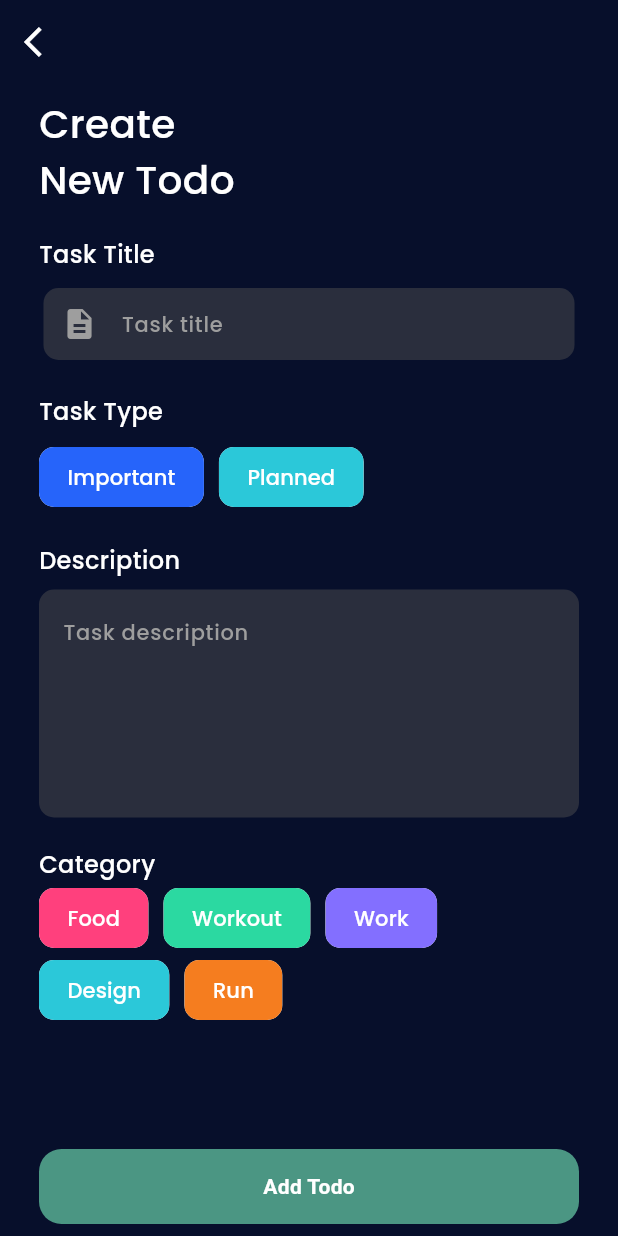
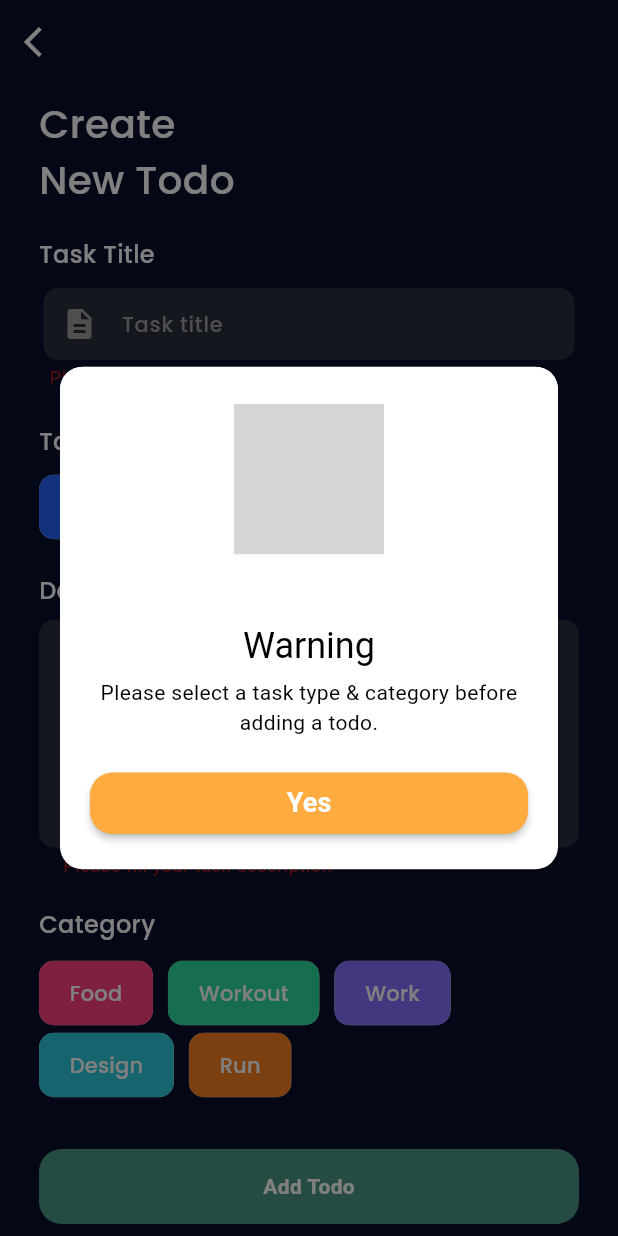
Before and after one commit to yudhiazhr/todo-app-v1-with-firebase, a Flutter app: the HomePage screen opened directly, item 2 of the bottom bar chosen, after a tap on "Add Todo", on a phone screen of 412 x 824 dp. Run offline on Flutter 3.47's test engine with Material 3 defaults, Android fonts, the phone set to English and light mode, and no system bars; our stand-ins replace cloud_firestore, firebase_auth, firebase_core, flutter_secure_storage, flutter_svg, get and 2 more; missing offline and left inert: otp_text_field_v2; accounts and stored records are empty; generated files the repository leaves out were written again; grey boxes are pictures that could not be loaded.

Commit message:
feat: add function add data to firebase and read data from firebase

```diff
--- a/lib/main.dart
+++ b/lib/main.dart
@@ -1,7 +1,6 @@
 import 'package:firebase_core/firebase_core.dart';
 import 'package:flutter/material.dart';
 import 'package:get/get.dart';
-import 'package:todo_app_firebase/pages/add-todo-page.dart';
 import 'package:todo_app_firebase/pages/auth/login-page.dart';
 import 'package:todo_app_firebase/pages/home-page.dart';
 import 'package:todo_app_firebase/services/auth-services.dart';
--- a/lib/pages/add-todo-page.dart
+++ b/lib/pages/add-todo-page.dart
@@ -1,5 +1,7 @@
+import 'package:cloud_firestore/cloud_firestore.dart';
 import 'package:flutter/material.dart';
 import 'package:get/get.dart';
+import 'package:quickalert/quickalert.dart';
 import 'package:todo_app_firebase/pages/home-page.dart';
 
 class AddTodoPage extends StatefulWidget {
@@ -10,6 +12,12 @@ class AddTodoPage extends StatefulWidget {
 }
 
 class _AddTodoPageState extends State<AddTodoPage> {
+  final _formKey = GlobalKey<FormState>();
+  TextEditingController _titleController = TextEditingController();
+  TextEditingController _descriptionController = TextEditingController();
+  String type = "";
+  String category = "";
+
   @override
   Widget build(BuildContext context) {
     return Scaffold(
@@ -32,6 +40,8 @@ class _AddTodoPageState extends State<AddTodoPage> {
       body: Padding(
         padding: const EdgeInsets.symmetric(horizontal: 26, vertical: 8),
         child: SingleChildScrollView(
+          child: Form(
+            key: _formKey,
             child: Column(
               crossAxisAlignment: CrossAxisAlignment.start,
               children: [
@@ -54,34 +64,27 @@ class _AddTodoPageState extends State<AddTodoPage> {
                 SizedBox(
                   height: 8,
                 ),
-              /* Search box */
                 Container(
                   decoration: BoxDecoration(
                     borderRadius: BorderRadius.circular(10),
                   ),
                   child: Padding(
                     padding: EdgeInsets.all(3),
-                  child: TextField(
-                    /* controller: searchController, */
-                    onSubmitted: (value) {
-                      /* _performSearch(); */
-                    },
+                    child: TextFormField(
+                      style: TextStyle(color: Colors.white),
+                      controller: _titleController,
+                      validator: (value) =>
+                          value == "" ? "Please fill your task title" : null,
                       decoration: InputDecoration(
                         hintText: 'Task title',
                         hintStyle: TextStyle(
                             fontFamily: "Poppins",
                             fontSize: 14,
                             color: Colors.grey),
-                      prefixIcon: IconButton(
-                          onPressed: () {
-                            /* Get.to(() => SearchAllScreen(
-                                              typedKeyWords:
-                                                  searchController.text)); */
-                          },
-                          icon: Icon(
+                        prefixIcon:Icon(
                               Icons.description,
                               color: Colors.grey,
-                          )),
+                            ),
                         focusedBorder: OutlineInputBorder(
                           borderRadius: BorderRadius.circular(10),
                           borderSide: BorderSide(
@@ -97,7 +100,6 @@ class _AddTodoPageState extends State<AddTodoPage> {
                     ),
                   ),
                 ),
-              /* Search box end */
                 SizedBox(
                   height: 20,
                 ),
@@ -111,11 +113,11 @@ class _AddTodoPageState extends State<AddTodoPage> {
                 ),
                 Row(
                   children: [
-                  chipData("Important", 0xff2664fa),
+                    taskSelected("Important", 0xff2664fa),
                     SizedBox(
                       width: 10,
                     ),
-                  chipData("Planned", 0xff2bc8d9),
+                    taskSelected("Planned", 0xff2bc8d9),
                   ],
                 ),
                 SizedBox(
@@ -130,13 +132,16 @@ class _AddTodoPageState extends State<AddTodoPage> {
                   height: 8,
                 ),
                 TextFormField(
-                /* controller: streetAddressEditingController, */
+                  style: TextStyle(color: Colors.white),
+                  controller: _descriptionController,
                   decoration: InputDecoration(
                     filled: true,
                     fillColor: Color(0xff2a2e3d),
                     labelText: "Task description",
                     labelStyle: TextStyle(
-                      fontFamily: "Poppins", color: Colors.grey, fontSize: 14),
+                        fontFamily: "Poppins",
+                        color: Colors.grey,
+                        fontSize: 14),
                     alignLabelWithHint: true,
                     focusedBorder: OutlineInputBorder(
                       borderRadius: BorderRadius.circular(10),
@@ -152,9 +157,6 @@ class _AddTodoPageState extends State<AddTodoPage> {
                   keyboardType: TextInputType.multiline,
                   validator: (value) =>
                       value == "" ? "Please fill your task description" : null,
-                onSaved: (value) {
-                  /*  streetAddressEditingController.text = value!; */
-                },
                 ),
                 SizedBox(
                   height: 20,
@@ -164,25 +166,28 @@ class _AddTodoPageState extends State<AddTodoPage> {
                   style: TextStyle(
                       fontFamily: "Poppins", color: Colors.white, fontSize: 16),
                 ),
+                SizedBox(
+                  height: 10,
+                ),
                 Wrap(
                   children: [
-                  chipData("Food", 0xffFF407D),
+                    categories("Food", 0xffFF407D),
                     SizedBox(
                       width: 10,
                     ),
-                  chipData("Workout", 0xff2bd9a1),
+                    categories("Workout", 0xff2bd9a1),
                     SizedBox(
                       width: 10,
                     ),
-                  chipData("Work", 0xff836FFF),
+                    categories("Work", 0xff836FFF),
                     SizedBox(
                       width: 10,
                     ),
-                  chipData("Design", 0xff2bc8d9),
+                    categories("Design", 0xff2bc8d9),
                     SizedBox(
                       width: 10,
                     ),
-                  chipData("Run", 0xffF57D1F),
+                    categories("Run", 0xffF57D1F),
                     SizedBox(
                       width: 10,
                     ),
@@ -192,10 +197,41 @@ class _AddTodoPageState extends State<AddTodoPage> {
             ),
           ),
         ),
+      ),
       bottomNavigationBar: Padding(
         padding: const EdgeInsets.symmetric(horizontal: 26, vertical: 8),
         child: InkWell(
-          onTap: () {},
+          onTap: () async {
+            if (_formKey.currentState!.validate() &&
+                type.isNotEmpty &&
+                category.isNotEmpty) {
+              FirebaseFirestore.instance.collection("Todo").add({
+                "title": _titleController.text,
+                "task": type,
+                "category": category,
+                "description": _descriptionController.text
+              });
+              await QuickAlert.show(
+                context: context,
+                type: QuickAlertType.success,
+                text: 'Task success add to list',
+                confirmBtnColor: Color.fromARGB(255, 75, 150, 131),
+              );
+              Get.off(() => HomePage());
+            } else {
+              QuickAlert.show(
+                context: context,
+                type: QuickAlertType.warning,
+                confirmBtnText: "Yes",
+                showConfirmBtn: true,
+                onConfirmBtnTap: () => Get.back(),
+                confirmBtnColor: Colors.orangeAccent,
+                title: "Warning",
+                text:
+                    "Please select a task type & category before adding a todo.",
+              );
+            }
+          },
           child: Container(
             height: 50,
             width: MediaQuery.of(context).size.width - 60,
@@ -215,21 +251,63 @@ class _AddTodoPageState extends State<AddTodoPage> {
     );
   }
 
-  Widget chipData(String label, int color) {
-    return Chip(
+  Widget taskSelected(String label, int color) {
+    return InkWell(
+      onTap: () {
+        setState(() {
+          if (type == label) {
+            type = "";
+          } else {
+            type = label;
+          }
+        });
+      },
+      child: Chip(
         backgroundColor: Color(color),
         shape: RoundedRectangleBorder(
           borderRadius: BorderRadius.circular(10),
           side: BorderSide(
-          color: Colors.transparent,
+            width: 2.5,
+            color: type == label ? Colors.white54 : Colors.transparent,
           ),
         ),
         label: Text(
           label,
-        style:
-            TextStyle(fontFamily: "Poppins", fontSize: 14, color: Colors.white),
+          style: TextStyle(
+              fontFamily: "Poppins", fontSize: 14, color: Colors.white),
         ),
         labelPadding: EdgeInsets.symmetric(horizontal: 10, vertical: 1),
+      ),
+    );
+  }
+
+  Widget categories(String label, int color) {
+    return InkWell(
+      onTap: () {
+        setState(() {
+          if (category == label) {
+            category = "";
+          } else {
+            category = label;
+          }
+        });
+      },
+      child: Chip(
+        backgroundColor: Color(color),
+        shape: RoundedRectangleBorder(
+          borderRadius: BorderRadius.circular(10),
+          side: BorderSide(
+            width: 2.5,
+            color: category == label ? Colors.white54 : Colors.transparent,
+          ),
+        ),
+        label: Text(
+          label,
+          style: TextStyle(
+              fontFamily: "Poppins", fontSize: 14, color: Colors.white),
+        ),
+        labelPadding: EdgeInsets.symmetric(horizontal: 10, vertical: 1),
+      ),
     );
   }
 }
--- a/lib/pages/home-page.dart
+++ b/lib/pages/home-page.dart
@@ -1,10 +1,15 @@
+import 'package:cloud_firestore/cloud_firestore.dart';
 import 'package:flutter/material.dart';
 import 'package:get/get.dart';
 import 'package:intl/intl.dart';
+import 'package:quickalert/quickalert.dart';
 import 'package:todo_app_firebase/pages/add-todo-page.dart';
+import 'package:todo_app_firebase/services/auth-services.dart';
 import 'dart:async';
 
 import 'package:todo_app_firebase/widgets/todo-card.dart';
+
+import 'auth/login-page.dart';
 
 class HomePage extends StatefulWidget {
   const HomePage({Key? key}) : super(key: key);
@@ -14,8 +19,10 @@ class HomePage extends StatefulWidget {
 }
 
 class _HomePageState extends State<HomePage> {
+  AuthClass authClass = AuthClass();
   late Stream<DateTime> _dateTimeStream;
   late DateTime _currentTime;
+  final Stream<QuerySnapshot> _stream = FirebaseFirestore.instance.collection("Todo").snapshots();
 
   @override
   void initState() {
@@ -80,33 +87,56 @@ class _HomePageState extends State<HomePage> {
       ),
       body: Padding(
         padding: const EdgeInsets.symmetric(horizontal: 10, vertical: 8),
-        child: SingleChildScrollView(
-          child: Column(
-            children: [
-              TodoCard(
-                  title: "Lets go GYM",
-                  iconData: Icons.sports_gymnastics_outlined,
-                  iconColor: Colors.white,
-                  iconBgColor: Colors.black,
-                  time: "11 PM",
-                  check: false),
-              TodoCard(
-                  title: "Wake up",
-                  iconData: Icons.alarm,
-                  iconColor: Colors.red,
-                  iconBgColor: Colors.white,
-                  time: "7 AM",
-                  check: true),
-              TodoCard(
-                  title: "Go to the shop",
-                  iconData: Icons.shopping_cart,
-                  iconColor: Colors.white,
-                  iconBgColor: Colors.orangeAccent,
-                  time: "19 PM",
-                  check: false),
-            ],
-          ),
-        ),
+        child: StreamBuilder(
+                stream: _stream,
+                builder: (contex, snapshot) {
+                  if(!snapshot.hasData) {
+                    return Center(child: CircularProgressIndicator());
+                  }
+                  return ListView.builder(
+                    itemCount: snapshot.data!.docs.length,
+                    itemBuilder: (context, index) {
+                      IconData iconData;
+                      Color iconColor;
+                      Color iconBgColor;
+                      Map<String, dynamic> documents = snapshot.data!.docs[index].data() as Map<String, dynamic>;
+                      switch (documents["category"]) {
+                        case "Work":
+                          iconData = Icons.work;
+                          iconColor = Colors.black;
+                          iconBgColor = Colors.white;
+                          break;
+                        case "WorkOut":
+                          iconData = Icons.sports_gymnastics_outlined;
+                          iconColor = Colors.white;
+                          iconBgColor = Colors.black;
+                          break;
+                        case "Food":
+                          iconData = Icons.local_grocery_store_rounded;
+                          iconColor = Colors.white;
+                          iconBgColor = Colors.orangeAccent;
+                          break;
+                        case "Design":
+                          iconData = Icons.design_services;
+                          iconColor = Colors.white;
+                          iconBgColor = Colors.teal;
+                          break;
+                        default:
+                          iconData = Icons.run_circle_outlined;
+                          iconColor = Colors.red;
+                          iconBgColor = Colors.white;
+                      }
+                      return TodoCard(
+                        title: documents["title"],
+                        iconData: iconData,
+                        iconColor: iconColor,
+                        iconBgColor: iconBgColor,
+                        time: "17 pm",
+                        check: true);
+                    },
+                  );
+                }
+              )
       ),
       bottomNavigationBar: BottomNavigationBar(
         backgroundColor: Color(0xff070F2B),
@@ -139,7 +169,29 @@ class _HomePageState extends State<HomePage> {
             label: '',
           ),
           BottomNavigationBarItem(
-            icon: Icon(Icons.settings, size: 32, color: Colors.white),
+            icon: IconButton(
+              onPressed: () {
+                QuickAlert.show(
+                  context: context,
+                  type: QuickAlertType.warning,
+                  confirmBtnText: "Yes",
+                  cancelBtnText: "Cancel",
+                  showCancelBtn: true,
+                  showConfirmBtn: true,
+                  onCancelBtnTap: () => Get.back(),
+                  onConfirmBtnTap: () async {
+                    await authClass.signOut(context);
+                    Get.offAll(() => LoginPage());
+                  },
+                  confirmBtnColor: Colors.orangeAccent,
+                  title: "Logout",
+                  text: "Are you sure?\nDo you want to logout from the app?",
+                );
+              },
+              icon: Icon(
+                Icons.logout,
+                color: Colors.white,
+              )) ,
             label: '',
           ),
         ],
--- a/pubspec.yaml
+++ b/pubspec.yaml
@@ -44,6 +44,7 @@ dependencies:
   flutter_secure_storage: ^9.0.0
   otp_text_field_v2: ^1.0.3
   intl: ^0.18.1
+  cloud_firestore: ^4.15.5
 
 dev_dependencies:
   flutter_test:
```
Also changed, not shown: pubspec.lock, 2 other files. Lines whose indentation alone changed are shown as unchanged.
